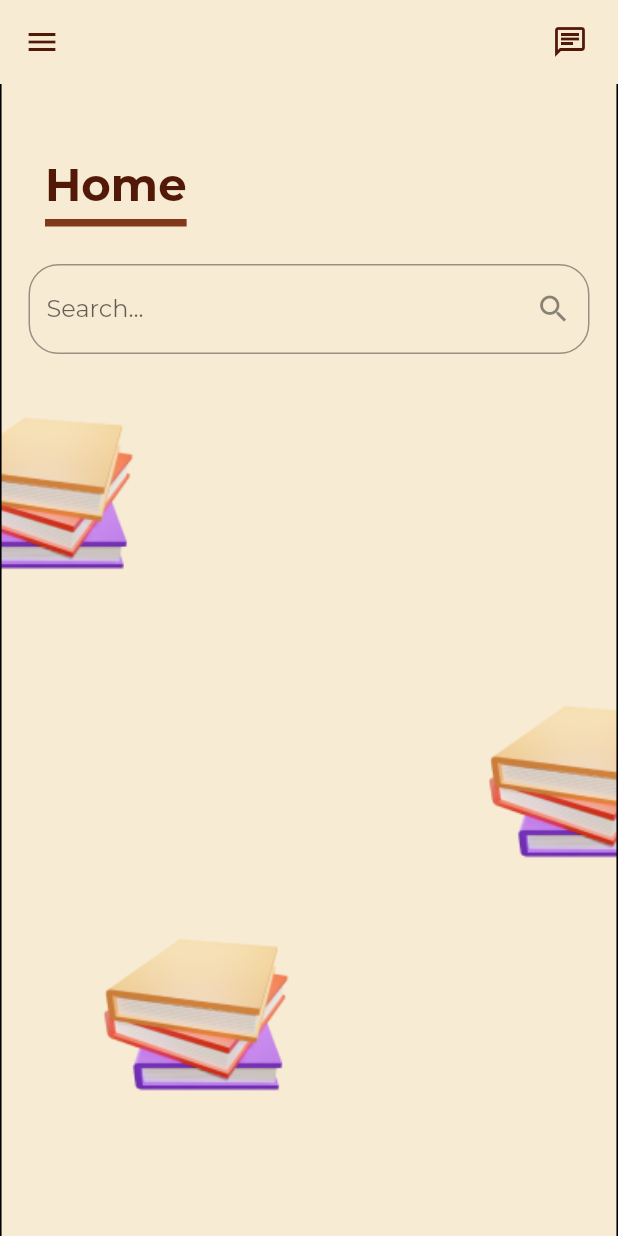
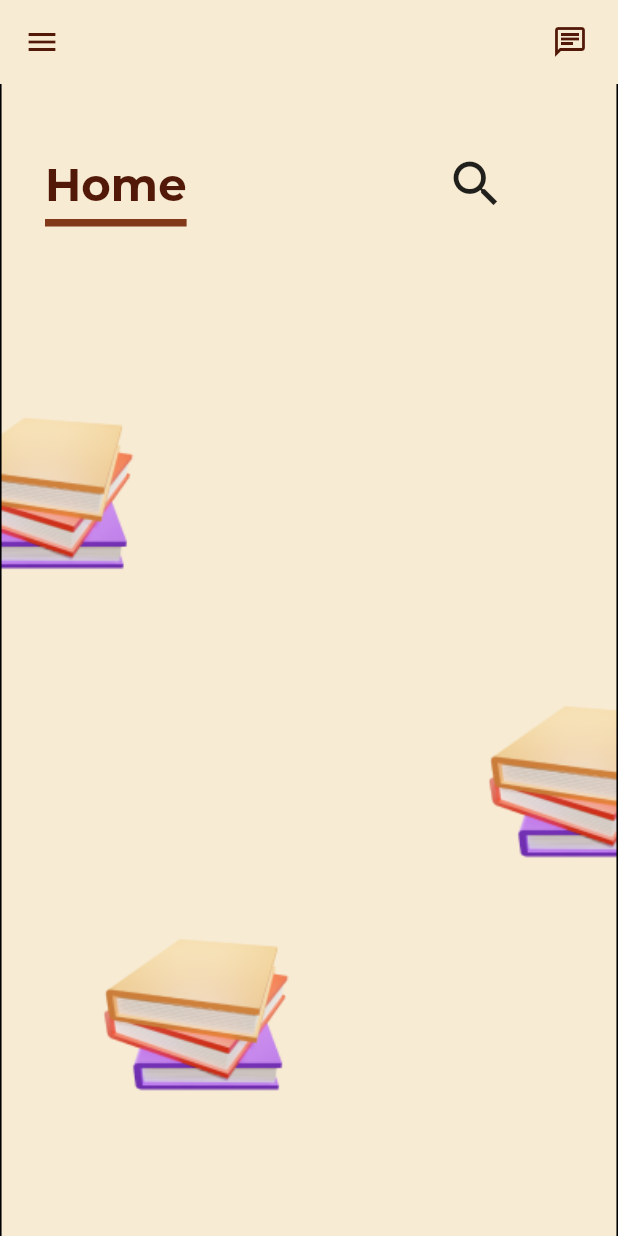
Before and after one commit to AndreaGon/6002CEM_Group6, a Flutter app: the HomePage screen opened by its route, on a phone screen of 412 x 824 dp. Run offline on Flutter 3.47's test engine with Material 2 defaults, Android fonts, the phone set to English and light mode, and no system bars; our stand-ins replace carousel_slider, cloud_firestore, email_validator, firebase_auth, firebase_core, firebase_storage and 4 more; missing offline and left inert: dart:ffi; accounts and stored records are empty.

Commit message:
modify home page layout of search button

```diff
--- a/lib/view/books/book_info.dart
+++ b/lib/view/books/book_info.dart
@@ -164,7 +164,7 @@ class BookInfo extends StatelessWidget{
                                                         alignment: Alignment.centerLeft,
                                                         child: Container(
                                                             padding: const EdgeInsets.fromLTRB(20, 0, 0, 0),
-                                                            child: Text("Uploaded by: ", style: TextStyle(fontSize: 16,))
+                                                            child: Text("Uploaded by: ", style: TextStyle(fontSize: 16))
                                                         ),
                                                       ),
 
--- a/lib/view/home/homepage.dart
+++ b/lib/view/home/homepage.dart
@@ -1,12 +1,10 @@
 import 'package:bookbridge/res/colors.dart';
 import 'package:bookbridge/view/books/book_info.dart';
-import 'package:bookbridge/view/books/my_books.dart';
-import 'package:bookbridge/view/help_center/help_center.dart';
+import 'package:bookbridge/view/home/searchbooks.dart';
 import 'package:bookbridge/view/home/side_navi.dart';
 import 'package:bookbridge/view/inbox/inbox.dart';
 import 'package:bookbridge/view_model/allbooks_viewmodel.dart';
 import 'package:cloud_firestore/cloud_firestore.dart';
-import 'package:firebase_storage/firebase_storage.dart';
 import 'package:flutter/material.dart';
 
 class HomePage extends StatefulWidget {
@@ -16,11 +14,11 @@ class HomePage extends StatefulWidget {
 
 class _HomePageState extends State<HomePage> {
 
+  String name = "";
+  final BooksVM booksVM = BooksVM();
+
   @override
   Widget build(BuildContext context) {
-
-    final BooksVM booksVM = BooksVM();
-
     return Container(
         decoration: const BoxDecoration(
           image: DecorationImage(
@@ -51,6 +49,10 @@ class _HomePageState extends State<HomePage> {
               margin: const EdgeInsets.all(15.0),
               child: Column(
                 children: [
+                  Container(
+                    width: double.maxFinite,
+                    child:  Row(
+                      children: [
                         //Page title
                         Align(
                           alignment: Alignment.centerLeft,
@@ -63,26 +65,25 @@ class _HomePageState extends State<HomePage> {
                                 style: TextStyle(height: 2, fontSize: 30, color: darkbrown, fontWeight: FontWeight.bold)),
                           ),
                         ),
-                //Search box
-                Padding(
-                  padding: const EdgeInsets.fromLTRB(0, 10, 0, 10),
-                  child: Container(
-                    padding: const EdgeInsets.symmetric(horizontal: 4.0),
-                    child: TextField(
-                      // controller: _searchController,
-                      decoration: InputDecoration(hintText: 'Search...',
-                        border: OutlineInputBorder(borderRadius: BorderRadius.circular(20.0)
-                        ),
-                        suffixIcon: IconButton(
-                          icon: const Icon(Icons.search),
-                          onPressed: (){}, //=> _searchController(),
+
+                        SizedBox(width: 150),
+
+                        //Search button
+                        Align(
+                          alignment: Alignment.bottomRight,
+                          child: IconButton(
+                            icon: const Icon(Icons.search, size: 40),
+                            onPressed: (){ Navigator.push(context,
+                                MaterialPageRoute(
+                                    builder: (context) =>
+                                        CloudFirestoreSearch()
+                                ));
+                            },
                           ),
                         ),
+                      ],
                     ),
                   ),
-                ),
-                //Card list
-
                   StreamBuilder(
                     stream: booksVM.getAllBooks(),
                     builder: (context, AsyncSnapshot snapshot){
@@ -152,7 +153,7 @@ class _HomePageState extends State<HomePage> {
                       )
                   );
                     }
-                    )
+                    ),
                 ]
               )
             )
```
Also changed, not shown: lib/view/home/searchbooks.dart (added, +74 -0 lines). Lines whose indentation alone changed are shown as unchanged.
